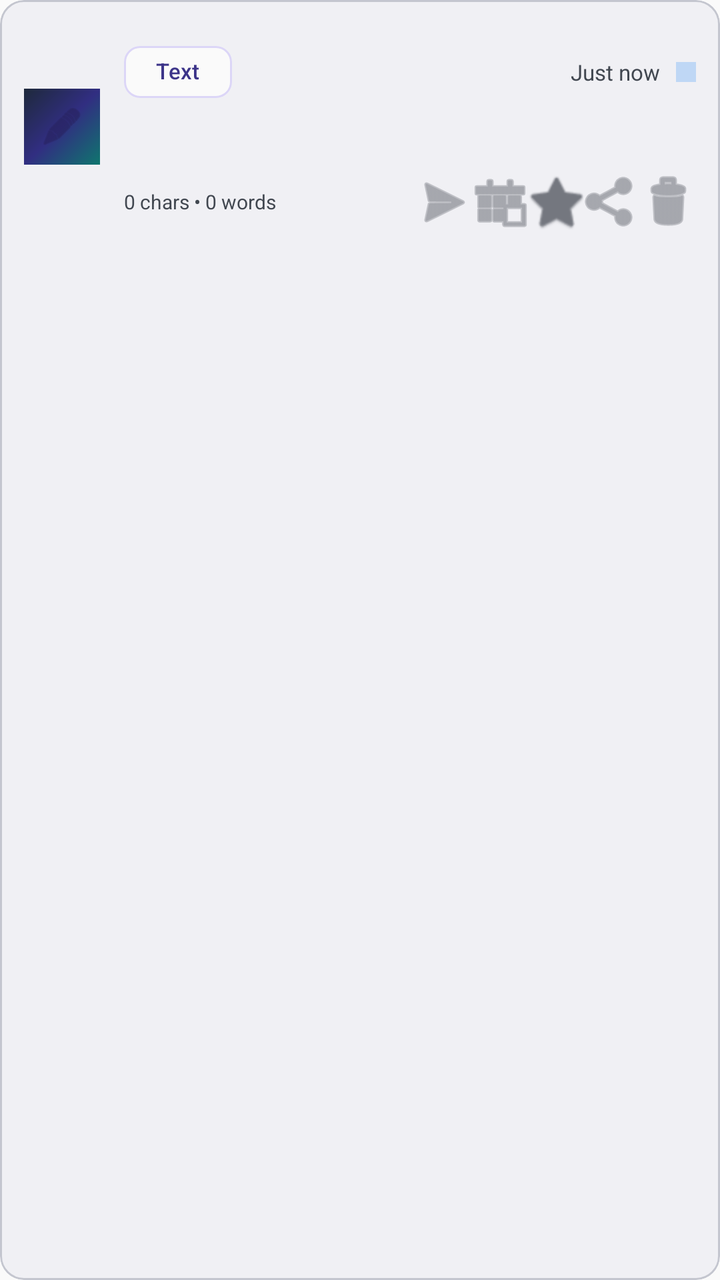
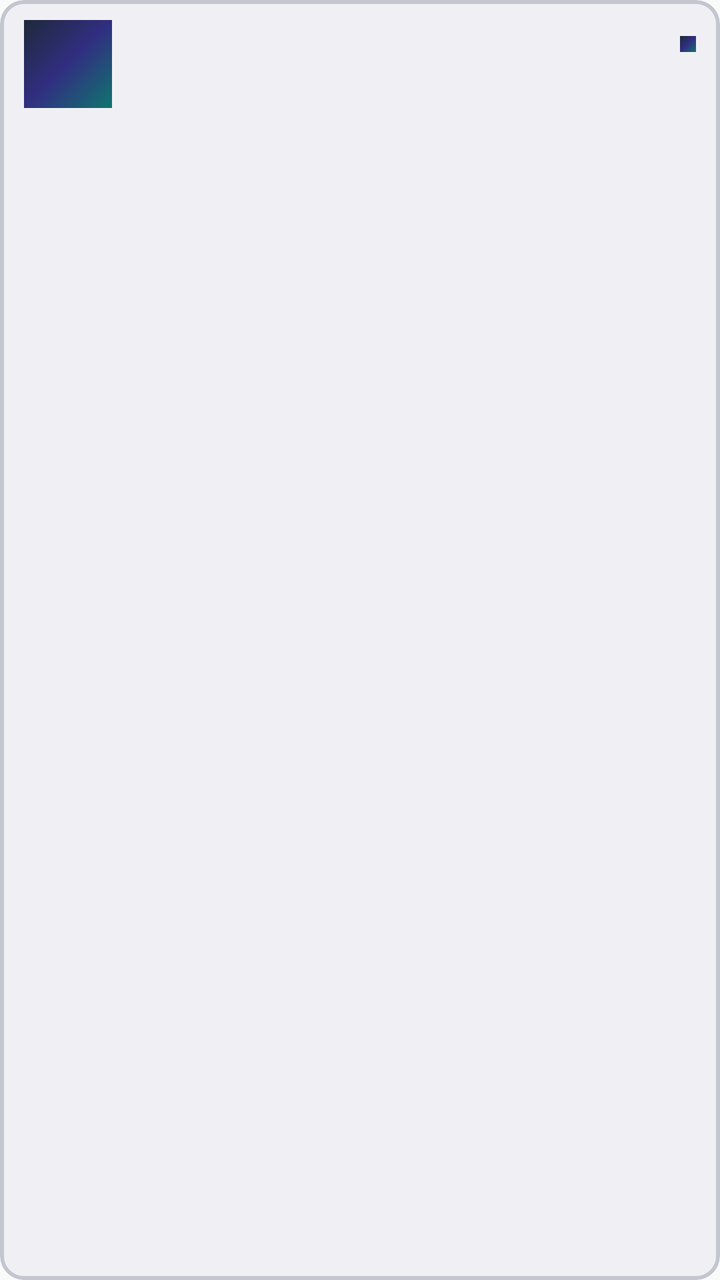

The first picture is an Android layout as it rendered before a commit; the second is the same layout after the commit. The layout source and the unified diff follow.
<!-- AndroidManifest.xml: application theme Theme.ClipInBox -->
<!-- res/layout/item_clip.xml -->
<?xml version="1.0" encoding="utf-8"?>
<com.google.android.material.card.MaterialCardView xmlns:android="http://schemas.android.com/apk/res/android"
    xmlns:app="http://schemas.android.com/apk/res-auto"
    android:id="@+id/cardClip"
    style="@style/Widget.Material3.CardView.Outlined"
    android:layout_width="match_parent"
    android:layout_height="wrap_content"
    android:layout_marginBottom="6dp"
    app:cardBackgroundColor="@color/gray_surface_container"
    app:cardCornerRadius="12dp"
    app:strokeColor="@color/gray_outline_variant"
    app:strokeWidth="1dp">

    <LinearLayout
        android:layout_width="match_parent"
        android:layout_height="wrap_content"
        android:orientation="horizontal"
        android:gravity="center_vertical"
        android:padding="12dp">

        
        <ImageView
            android:id="@+id/ivSelectionCheck"
            android:layout_width="20dp"
            android:layout_height="20dp"
            android:src="@android:drawable/checkbox_on_background"
            android:visibility="gone"
            android:layout_marginEnd="10dp" />

        
        <FrameLayout
            android:id="@+id/layoutCategoryBadge"
            android:layout_width="38dp"
            android:layout_height="38dp"
            android:layout_marginEnd="12dp"
            android:background="@drawable/ic_launcher_background">

            <ImageView
                android:id="@+id/ivCategoryBadge"
                android:layout_width="22dp"
                android:layout_height="22dp"
                android:layout_gravity="center"
                android:src="@android:drawable/ic_menu_edit"
                app:tint="@color/periwinkle_dark" />

        </FrameLayout>

        
        <LinearLayout
            android:layout_width="0dp"
            android:layout_height="wrap_content"
            android:layout_weight="1"
            android:orientation="vertical">

            
            <LinearLayout
                android:layout_width="match_parent"
                android:layout_height="wrap_content"
                android:orientation="horizontal"
                android:gravity="center_vertical">

                <com.google.android.material.chip.Chip
                    android:id="@+id/chipCategory"
                    style="@style/Widget.Material3.Chip.Assist"
                    android:layout_width="wrap_content"
                    android:layout_height="wrap_content"
                    android:text="Text"
                    android:textSize="11sp"
                    app:chipMinHeight="26dp"
                    app:chipStrokeColor="@color/periwinkle"
                    app:chipBackgroundColor="@color/gray_surface"
                    android:textColor="@color/periwinkle_text" />

                <View
                    android:layout_width="0dp"
                    android:layout_height="0dp"
                    android:layout_weight="1" />

                <TextView
                    android:id="@+id/tvTime"
                    android:layout_width="wrap_content"
                    android:layout_height="wrap_content"
                    android:text="Just now"
                    android:textSize="11sp"
                    android:textColor="@color/gray_on_surface_variant" />

                
                <View
                    android:id="@+id/viewUnreadDot"
                    android:layout_width="10dp"
                    android:layout_height="10dp"
                    android:layout_marginStart="8dp"
                    android:background="@drawable/ic_launcher_background"
                    android:backgroundTint="@color/pastel_blue_dot"
                    android:visibility="visible" />

            </LinearLayout>

            
            <TextView
                android:id="@+id/tvContent"
                android:layout_width="match_parent"
                android:layout_height="wrap_content"
                android:layout_marginTop="4dp"
                android:layout_marginBottom="4dp"
                android:maxLines="2"
                android:ellipsize="end"
                android:textSize="14sp"
                android:textColor="@color/gray_on_surface" />

            
            <LinearLayout
                android:layout_width="match_parent"
                android:layout_height="wrap_content"
                android:orientation="horizontal"
                android:gravity="center_vertical">

                <TextView
                    android:id="@+id/tvMetaCounts"
                    android:layout_width="0dp"
                    android:layout_height="wrap_content"
                    android:layout_weight="1"
                    android:text="0 chars • 0 words"
                    android:textSize="10sp"
                    android:textColor="@color/gray_on_surface_variant" />

                <ImageButton
                    android:id="@+id/btnCopy"
                    android:layout_width="28dp"
                    android:layout_height="28dp"
                    android:background="?attr/selectableItemBackgroundBorderless"
                    android:src="@android:drawable/ic_menu_send"
                    app:tint="@color/gray_outline"
                    android:contentDescription="Copy" />

                <ImageButton
                    android:id="@+id/btnPin"
                    android:layout_width="28dp"
                    android:layout_height="28dp"
                    android:background="?attr/selectableItemBackgroundBorderless"
                    android:src="@android:drawable/ic_menu_today"
                    app:tint="@color/gray_outline"
                    android:contentDescription="Pin" />

                <ImageButton
                    android:id="@+id/btnFavorite"
                    android:layout_width="28dp"
                    android:layout_height="28dp"
                    android:background="?attr/selectableItemBackgroundBorderless"
                    android:src="@android:drawable/btn_star_big_off"
                    app:tint="@color/gray_outline"
                    android:contentDescription="Favorite" />

                <ImageButton
                    android:id="@+id/btnShare"
                    android:layout_width="28dp"
                    android:layout_height="28dp"
                    android:background="?attr/selectableItemBackgroundBorderless"
                    android:src="@android:drawable/ic_menu_share"
                    app:tint="@color/gray_outline"
                    android:contentDescription="Share" />

                <ImageButton
                    android:id="@+id/btnDelete"
                    android:layout_width="28dp"
                    android:layout_height="28dp"
                    android:background="?attr/selectableItemBackgroundBorderless"
                    android:src="@android:drawable/ic_menu_delete"
                    app:tint="@color/gray_outline"
                    android:contentDescription="Delete" />

            </LinearLayout>

        </LinearLayout>

    </LinearLayout>

</com.google.android.material.card.MaterialCardView>
<!-- resources referenced by this layout -->
<resources>
  <color name="gray_on_surface">#FF1A1C1E</color>
  <color name="gray_on_surface_variant">#FF414750</color>
  <color name="gray_outline">#FF74777F</color>
  <color name="gray_outline_variant">#FFC4C6CF</color>
  <color name="gray_surface">#FFFAFAFA</color>
  <color name="gray_surface_container">#FFF0F0F4</color>
  <color name="pastel_blue_dot">#FFBFD7F5</color>
  <color name="periwinkle">#FFDCD6F7</color>
  <color name="periwinkle_dark">#FF26215C</color>
  <color name="periwinkle_text">#FF3C3489</color>
  <!-- drawable ic_launcher_background (drawable) -->
  <?xml version="1.0" encoding="utf-8"?>
  <vector xmlns:android="http://schemas.android.com/apk/res/android"
      xmlns:aapt="http://schemas.android.com/aapt"
      android:width="108dp"
      android:height="108dp"
      android:viewportWidth="108"
      android:viewportHeight="108">
      <path
          android:pathData="M0,0h108v108h-108z">
          <aapt:attr name="android:fillColor">
              <gradient
                  android:startX="0"
                  android:startY="0"
                  android:endX="108"
                  android:endY="108"
                  android:type="linear">
                  <item android:offset="0.0" android:color="#FF1E293B" />
                  <item android:offset="0.5" android:color="#FF312E81" />
                  <item android:offset="1.0" android:color="#FF0F766E" />
              </gradient>
          </aapt:attr>
      </path>
  </vector>
  <style name="Theme.ClipInBox" parent="Theme.Material3.DayNight.NoActionBar">
          <item name="colorPrimary">@color/cta_button</item>
          <item name="colorOnPrimary">@color/color_white</item>
          <item name="colorPrimaryContainer">@color/gray_surface_container</item>
          <item name="colorOnPrimaryContainer">@color/gray_on_surface</item>
          <item name="android:windowBackground">@color/gray_surface</item>
          <item name="colorSurface">@color/gray_surface</item>
          <item name="colorOnSurface">@color/gray_on_surface</item>
          <item name="colorOnSurfaceVariant">@color/gray_on_surface_variant</item>
          <item name="colorOutline">@color/gray_outline</item>
          <item name="colorOutlineVariant">@color/gray_outline_variant</item>
      </style>
  <color name="cta_button">#FF0284C7</color>
  <color name="color_white">#FFFFFFFF</color>
</resources>

<!-- the commit's change to res/layout/item_clip.xml (unified diff, before → after) -->
@@ -9,167 +9,97 @@
     app:cardBackgroundColor="@color/gray_surface_container"
     app:cardCornerRadius="12dp"
     app:strokeColor="@color/gray_outline_variant"
-    app:strokeWidth="1dp">
+    app:strokeWidth="2dp">
 
     <LinearLayout
         android:layout_width="match_parent"
         android:layout_height="wrap_content"
+        android:minHeight="64dp"
+        android:gravity="center_vertical"
         android:orientation="horizontal"
-        android:gravity="center_vertical"
-        android:padding="12dp">
+        android:padding="0dp">
 
-        
-        <ImageView
-            android:id="@+id/ivSelectionCheck"
-            android:layout_width="20dp"
-            android:layout_height="20dp"
-            android:src="@android:drawable/checkbox_on_background"
-            android:visibility="gone"
-            android:layout_marginEnd="10dp" />
+        <CheckBox
+            android:id="@+id/cb_select"
+            android:layout_width="48dp"
+            android:layout_height="48dp"
+            android:layout_marginEnd="0dp"
+            android:buttonTint="@color/periwinkle_dark"
+            android:paddingStart="8dp"
+            android:visibility="gone" />
 
-        
         <FrameLayout
-            android:id="@+id/layoutCategoryBadge"
-            android:layout_width="38dp"
-            android:layout_height="38dp"
+            android:id="@+id/fl_badge"
+            android:layout_width="44dp"
+            android:layout_height="44dp"
+            android:layout_marginStart="12dp"
             android:layout_marginEnd="12dp"
-            android:background="@drawable/ic_launcher_background">
+            android:background="@drawable/ic_launcher_background"
+            app:backgroundTint="@color/gray_surface_container">
 
             <ImageView
-                android:id="@+id/ivCategoryBadge"
-                android:layout_width="22dp"
-                android:layout_height="22dp"
+                android:id="@+id/iv_category_icon"
+                android:layout_width="24dp"
+                android:layout_height="24dp"
                 android:layout_gravity="center"
-                android:src="@android:drawable/ic_menu_edit"
+                android:contentDescription="@null"
                 app:tint="@color/periwinkle_dark" />
 
         </FrameLayout>
 
-        
         <LinearLayout
             android:layout_width="0dp"
             android:layout_height="wrap_content"
             android:layout_weight="1"
-            android:orientation="vertical">
+            android:layout_marginEnd="12dp"
+            android:orientation="vertical"
+            android:paddingTop="10dp"
+            android:paddingBottom="10dp">
 
-            
             <LinearLayout
                 android:layout_width="match_parent"
                 android:layout_height="wrap_content"
-                android:orientation="horizontal"
-                android:gravity="center_vertical">
+                android:layout_marginBottom="2dp"
+                android:gravity="center_vertical"
+                android:orientation="horizontal">
 
-                <com.google.android.material.chip.Chip
-                    android:id="@+id/chipCategory"
-                    style="@style/Widget.Material3.Chip.Assist"
+                <TextView
+                    android:id="@+id/tv_category_label"
+                    android:layout_width="0dp"
+                    android:layout_height="wrap_content"
+                    android:layout_weight="1"
+                    android:ellipsize="end"
+                    android:maxLines="1"
+                    android:textColor="@color/gray_on_surface"
+                    android:textSize="13sp"
+                    android:textStyle="bold" />
+
+                <TextView
+                    android:id="@+id/tv_time"
                     android:layout_width="wrap_content"
                     android:layout_height="wrap_content"
-                    android:text="Text"
-                    android:textSize="11sp"
-                    app:chipMinHeight="26dp"
-                    app:chipStrokeColor="@color/periwinkle"
-                    app:chipBackgroundColor="@color/gray_surface"
-                    android:textColor="@color/periwinkle_text" />
+                    android:layout_marginStart="8dp"
+                    android:textColor="@color/gray_on_surface_variant"
+                    android:textSize="11sp" />
 
                 <View
-                    android:layout_width="0dp"
-                    android:layout_height="0dp"
-                    android:layout_weight="1" />
-
-                <TextView
-                    android:id="@+id/tvTime"
-                    android:layout_width="wrap_content"
-                    android:layout_height="wrap_content"
-                    android:text="Just now"
-                    android:textSize="11sp"
-                    android:textColor="@color/gray_on_surface_variant" />
-
-                
-                <View
-                    android:id="@+id/viewUnreadDot"
-                    android:layout_width="10dp"
-                    android:layout_height="10dp"
-                    android:layout_marginStart="8dp"
+                    android:id="@+id/view_unread_dot"
+                    android:layout_width="8dp"
+                    android:layout_height="8dp"
+                    android:layout_marginStart="6dp"
                     android:background="@drawable/ic_launcher_background"
-                    android:backgroundTint="@color/pastel_blue_dot"
-                    android:visibility="visible" />
+                    app:backgroundTint="@color/pastel_blue_dot" />
 
             </LinearLayout>
 
-            
             <TextView
-                android:id="@+id/tvContent"
+                android:id="@+id/tv_content"
                 android:layout_width="match_parent"
                 android:layout_height="wrap_content"
-                android:layout_marginTop="4dp"
-                android:layout_marginBottom="4dp"
-                android:maxLines="2"
                 android:ellipsize="end"
-                android:textSize="14sp"
-                android:textColor="@color/gray_on_surface" />
-
-            
-            <LinearLayout
-                android:layout_width="match_parent"
-                android:layout_height="wrap_content"
-                android:orientation="horizontal"
-                android:gravity="center_vertical">
-
-                <TextView
-                    android:id="@+id/tvMetaCounts"
-                    android:layout_width="0dp"
-                    android:layout_height="wrap_content"
-                    android:layout_weight="1"
-                    android:text="0 chars • 0 words"
-                    android:textSize="10sp"
-                    android:textColor="@color/gray_on_surface_variant" />
-
-                <ImageButton
-                    android:id="@+id/btnCopy"
-                    android:layout_width="28dp"
-                    android:layout_height="28dp"
-                    android:background="?attr/selectableItemBackgroundBorderless"
-                    android:src="@android:drawable/ic_menu_send"
-                    app:tint="@color/gray_outline"
-                    android:contentDescription="Copy" />
-
-                <ImageButton
-                    android:id="@+id/btnPin"
-                    android:layout_width="28dp"
-                    android:layout_height="28dp"
-                    android:background="?attr/selectableItemBackgroundBorderless"
-                    android:src="@android:drawable/ic_menu_today"
-                    app:tint="@color/gray_outline"
-                    android:contentDescription="Pin" />
-
-                <ImageButton
-                    android:id="@+id/btnFavorite"
-                    android:layout_width="28dp"
-                    android:layout_height="28dp"
-                    android:background="?attr/selectableItemBackgroundBorderless"
-                    android:src="@android:drawable/btn_star_big_off"
-                    app:tint="@color/gray_outline"
-                    android:contentDescription="Favorite" />
-
-                <ImageButton
-                    android:id="@+id/btnShare"
-                    android:layout_width="28dp"
-                    android:layout_height="28dp"
-                    android:background="?attr/selectableItemBackgroundBorderless"
-                    android:src="@android:drawable/ic_menu_share"
-                    app:tint="@color/gray_outline"
-                    android:contentDescription="Share" />
-
-                <ImageButton
-                    android:id="@+id/btnDelete"
-                    android:layout_width="28dp"
-                    android:layout_height="28dp"
-                    android:background="?attr/selectableItemBackgroundBorderless"
-                    android:src="@android:drawable/ic_menu_delete"
-                    app:tint="@color/gray_outline"
-                    android:contentDescription="Delete" />
-
-            </LinearLayout>
+                android:maxLines="1"
+                android:textColor="@color/gray_on_surface_variant"
+                android:textSize="13sp" />
 
         </LinearLayout>
 
<!-- resource entries referenced after the edit -->
@@ -7,9 +7,7 @@
   <color name="gray_surface">#FFFAFAFA</color>
   <color name="gray_surface_container">#FFF0F0F4</color>
   <color name="pastel_blue_dot">#FFBFD7F5</color>
-  <color name="periwinkle">#FFDCD6F7</color>
   <color name="periwinkle_dark">#FF26215C</color>
-  <color name="periwinkle_text">#FF3C3489</color>
   <!-- drawable ic_launcher_background (drawable) -->
   <?xml version="1.0" encoding="utf-8"?>
   <vector xmlns:android="http://schemas.android.com/apk/res/android"
